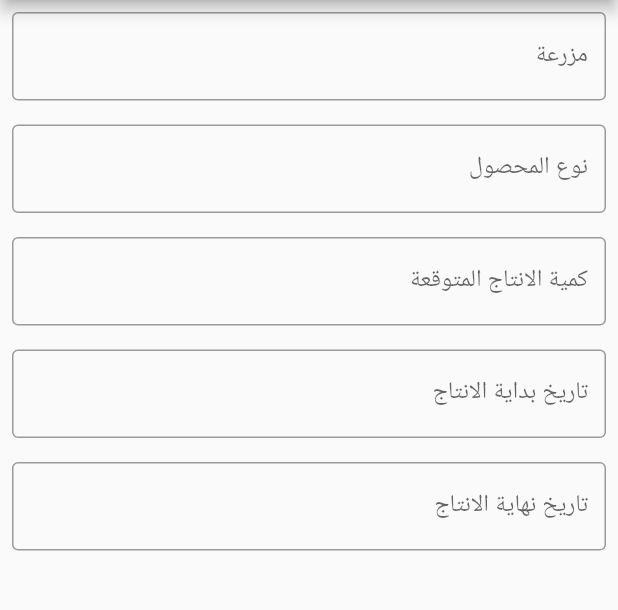
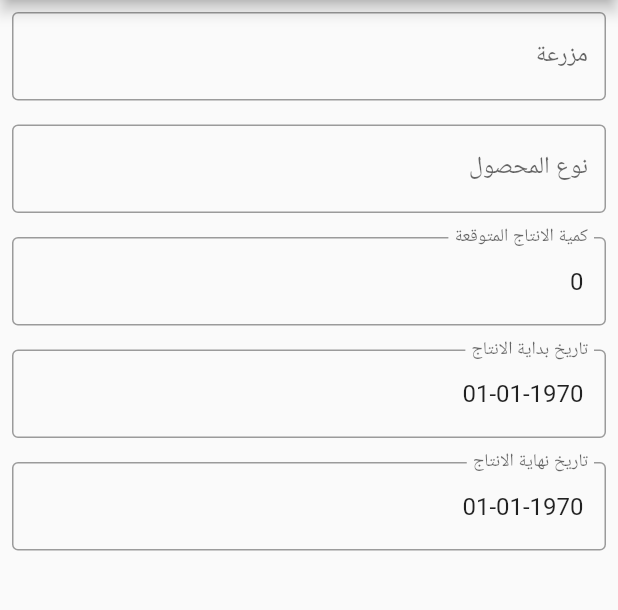
Before and after one commit to ibelarouci/ta3awonyati, a Flutter app: the Harvest screen opened directly with empty values, on a phone screen of 412 x 824 dp, the part 84-694 px from its top. Run offline on Flutter 3.47's test engine with Material 2 defaults, Android fonts, the phone set to English and light mode, and no system bars; drawn by our look-alikes of date_time_picker, flutter_typeahead; our stand-ins replace expansion_tile_card, flutter_login, graphql; network calls fail.

Commit message:
add startDate HarvestDate to screenHarvest

```diff
--- a/lib/gqlclient.dart
+++ b/lib/gqlclient.dart
@@ -57,8 +57,12 @@ class GqlClient {
     {startDate
      harvestDate
      harvestQuantity
-     harvestDetail{title}
-     farmHarvest {title}}}'''), fetchPolicy: FetchPolicy.networkOnly);
+     harvestDetail{
+       id
+       title}
+     farmHarvest {
+       id
+       title}}}'''), fetchPolicy: FetchPolicy.networkOnly);
 
     QueryResult result = await client.query(options);
 
@@ -88,4 +92,24 @@ class GqlClient {
     print("getFarmByOwner:${l[0]}");
     return l;
   }
+
+  static Future<dynamic> getAllHarvestDetails() async {
+    if (client == null) {
+      client = await getGraphQLClient();
+    }
+
+    QueryOptions options = QueryOptions(document: gql(r'''query {
+  getAllHarvestDetails
+  {id
+  title
+  }
+}'''), fetchPolicy: FetchPolicy.networkOnly);
+
+    QueryResult result = await client.query(options);
+
+    dynamic l = result.data['getAllHarvestDetails'];
+
+    print("getAllHarvestDetails:${l[0]}");
+    return l;
+  }
 }
--- a/lib/harvest.dart
+++ b/lib/harvest.dart
@@ -1,5 +1,7 @@
 import 'package:flutter/material.dart';
+import 'package:flutter/rendering.dart';
 import 'package:flutter_typeahead/flutter_typeahead.dart';
+import 'constants.dart';
 import 'gqlclient.dart';
 import 'package:date_time_picker/date_time_picker.dart';
 
@@ -15,34 +17,82 @@ class Harvest extends StatefulWidget {
 }
 
 class _HarvestState extends State<Harvest> {
-  final TextEditingController _tACFarm = TextEditingController();
-  final SuggestionsBoxController _sBCFarm = SuggestionsBoxController();
+  TextEditingController _tACFarm = TextEditingController();
+  SuggestionsBoxController _sBCFarm = SuggestionsBoxController();
 
-  final TextEditingController _tACHarvestD = TextEditingController();
-  final SuggestionsBoxController _sBCHarvestD = SuggestionsBoxController();
+  TextEditingController _tACHarvestD = TextEditingController();
+  SuggestionsBoxController _sBCHarvestD = SuggestionsBoxController();
 
-  final TextEditingController _tACQantity = TextEditingController();
-  dynamic selected;
+  TextEditingController _tACQantity = TextEditingController(text: '0');
+  TextEditingController _tACStartDate = TextEditingController();
+  TextEditingController _tACHarvestDate = TextEditingController();
 
-  List<dynamic> suggestions;
+  // dynamic selected;
+
+  dynamic farm;
+  dynamic harvestDetail;
+  DateTime dtStartDate;
+
+  List<dynamic> farms;
+  List<dynamic> harvestDetails;
   @override
   void initState() {
     super.initState();
+    harvestDetail = Map();
+    farm = Map();
+    setState(() {
+      try {
+        harvestDetail["title"] = widget.harvest["harvestDetail"]["title"];
+      } catch (e) {}
+      try {
+        farm["title"] = widget.harvest["farmHarvest"]["title"];
+      } catch (e) {}
+      try {
+        if (widget.harvest["harvestQuantity"] == null)
+          _tACQantity.text = '';
+        else
+          _tACQantity.text = widget.harvest["harvestQuantity"].toString();
+      } catch (e) {
+        _tACQantity.text = '0';
+      }
+      try {
+        _tACStartDate.text = DateTime.fromMillisecondsSinceEpoch(
+                int.parse(widget.harvest["startDate"]))
+            .toString();
+      } catch (e) {}
+      try {
+        _tACHarvestDate.text = DateTime.fromMillisecondsSinceEpoch(
+                int.parse(widget.harvest["harvestDate"]))
+            .toString();
+      } catch (e) {}
+    });
+
     GqlClient.getFarmByOwner().then((value) {
       setState(() {
-        suggestions = value;
+        farms = value;
       });
     });
+    GqlClient.getAllHarvestDetails().then((value) => setState(() {
+          harvestDetails = value;
+        }));
   }
 
   @override
   Widget build(BuildContext context) {
-    print("sugestion$suggestions");
+    if (farm != null) _tACFarm.text = farm["title"];
+    if (harvestDetail != null) _tACHarvestD.text = harvestDetail["title"];
+    print("startDate${dtStartDate}");
+    print("printHarvestDate${_tACHarvestDate.text}");
 
-    _tACHarvestD.text = widget.harvest["harvestDetail"]["title"];
-    _tACFarm.text = widget.harvest["farmHarvest"]["title"];
-
-    return Directionality(
+    return WillPopScope(
+        onWillPop: () async {
+          print("selected farm${_tACQantity.text}");
+          widget.harvest["harvestDetail"]["title"] = harvestDetail["title"];
+          widget.harvest["farmHarvest"]["title"] = farm["title"];
+          Navigator.pop(context, widget.harvest);
+          return true;
+        },
+        child: Directionality(
             textDirection: TextDirection.rtl,
             child: Scaffold(
                 appBar: AppBar(title: Text("تفاصيل عملية الانتاج")),
@@ -69,6 +119,13 @@ class _HarvestState extends State<Harvest> {
                                     _sBCFarm.open();
                                 },
                                 onChanged: (s) {
+                                  // print("onchange s$s");
+
+                                  farm = Map();
+
+                                  farm["title"] = s;
+                                  print("onchange s${farm["title"]}");
+
                                   _sBCFarm.open();
                                 },
                                 onEditingComplete: () {
@@ -78,12 +135,11 @@ class _HarvestState extends State<Harvest> {
                               ),
                               suggestionsCallback: (pattern) async {
                                 // print("farm ${GqlClient.getFarmByOwner()}");
-                            List<dynamic> l;
 
-                            l = await GqlClient.getFarmByOwner()
-                                as List<dynamic>;
+                                //l = await GqlClient.getFarmByOwner()
+                                //   as List<dynamic>;
 
-                            return l
+                                return farms
                                     .where((element) => element['title']
                                         .toString()
                                         .contains(pattern))
@@ -95,11 +151,16 @@ class _HarvestState extends State<Harvest> {
                                     child: ListTile(
                                       leading: Icon(Icons.shopping_cart),
                                       title: Text(suggestion['title']),
-                                  subtitle: Text('${suggestion['address']}'),
+                                      subtitle:
+                                          Text('${suggestion['address']}'),
                                     ));
                               },
                               onSuggestionSelected: (suggestion) {
-                            this._tACFarm.text = suggestion['title'];
+                                // this._tACFarm.text = suggestion['title']
+                                if (suggestion != null)
+                                  setState(() {
+                                    farm = (suggestion as dynamic);
+                                  });
                               },
                             )),
                           ])),
@@ -125,6 +186,8 @@ class _HarvestState extends State<Harvest> {
                                     _sBCHarvestD.open();
                                 },
                                 onChanged: (s) {
+                                  harvestDetail = Map();
+                                  harvestDetail["title"] = s;
                                   _sBCHarvestD.open();
                                 },
                                 onEditingComplete: () {
@@ -134,12 +197,8 @@ class _HarvestState extends State<Harvest> {
                               ),
                               suggestionsCallback: (pattern) async {
                                 // print("farm ${GqlClient.getFarmByOwner()}");
-                            List<dynamic> l;
 
-                            l = await GqlClient.getFarmByOwner()
-                                as List<dynamic>;
-
-                            return l
+                                return harvestDetails
                                     .where((element) => element['title']
                                         .toString()
                                         .contains(pattern))
@@ -151,11 +210,12 @@ class _HarvestState extends State<Harvest> {
                                     child: ListTile(
                                       leading: Icon(Icons.shopping_cart),
                                       title: Text(suggestion['title']),
-                                  subtitle: Text('${suggestion['address']}'),
+                                      subtitle: Text(''),
                                     ));
                               },
                               onSuggestionSelected: (suggestion) {
-                            this._tACHarvestD.text = suggestion['title'];
+                                //this._tACHarvestD.text = suggestion['title'];
+                                harvestDetail = suggestion;
                               },
                             )),
                           ])),
@@ -177,25 +237,32 @@ class _HarvestState extends State<Harvest> {
                   Padding(
                       padding: EdgeInsets.all(8.0),
                       child: DateTimePicker(
+                        // initialValue: "01-03-2015",
+                        dateMask: "dd-MM-yyyy",
+                        controller: _tACStartDate,
                         decoration: InputDecoration(
                           border: OutlineInputBorder(),
                           labelText: 'تاريخ بداية الانتاج',
                         ),
-                    firstDate: DateTime(2020, 06, 24),
-                    initialDate: DateTime(2021, 06, 24),
-                    lastDate: DateTime(2022, 06, 24),
+                        firstDate: DateTime(2000, 06, 24),
+                        initialDate: DateTime.parse(_tACStartDate.text),
+                        lastDate: DateTime(2050, 06, 24),
                       )),
                   Padding(
                       padding: EdgeInsets.all(8.0),
                       child: DateTimePicker(
+                        //fieldLabelText: ,
+                        // initialValue: "2015-01-03 00:00:00.000",
+                        dateMask: "dd-MM-yyyy",
+                        controller: _tACHarvestDate,
                         decoration: InputDecoration(
                           border: OutlineInputBorder(),
                           labelText: 'تاريخ نهاية الانتاج',
                         ),
-                    firstDate: DateTime(2020, 06, 24),
-                    initialDate: DateTime(2021, 06, 24),
-                    lastDate: DateTime(2022, 06, 24),
+                        firstDate: DateTime(1900, 06, 24),
+                        initialDate: DateTime.parse(_tACHarvestDate.text),
+                        lastDate: DateTime(2050, 06, 24),
                       )),
-            ])));
+                ]))));
   }
 }
```
Also changed, not shown: lib/dashboard_screen1.dart (+3 -4 lines). Lines whose indentation alone changed are shown as unchanged.
